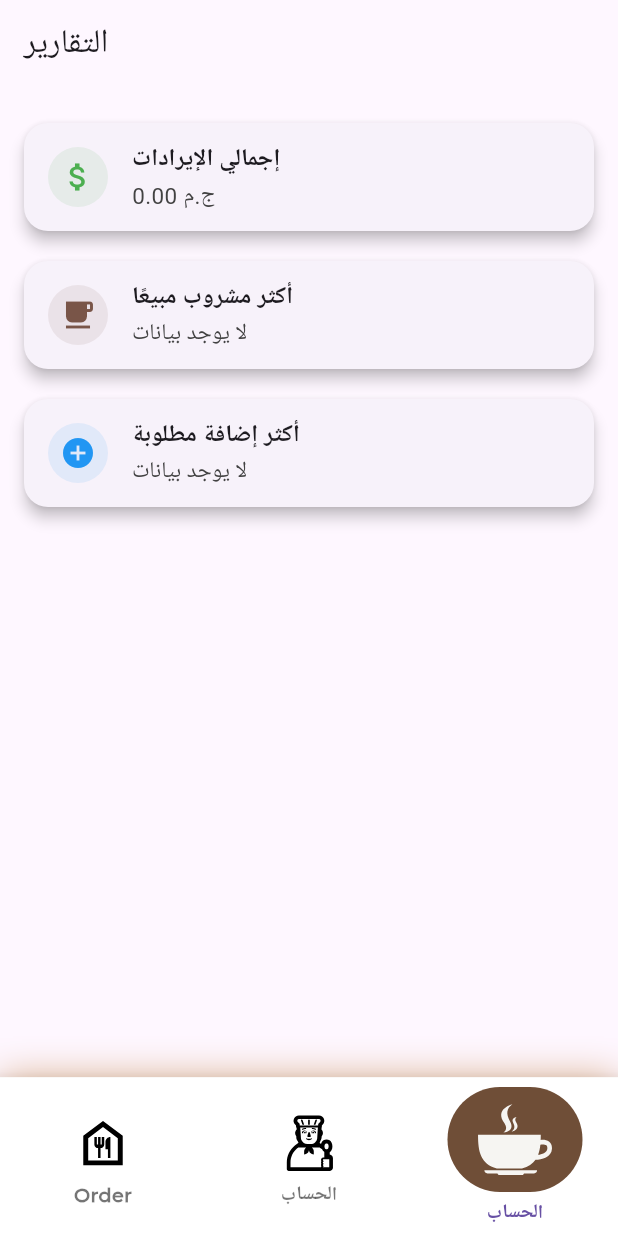
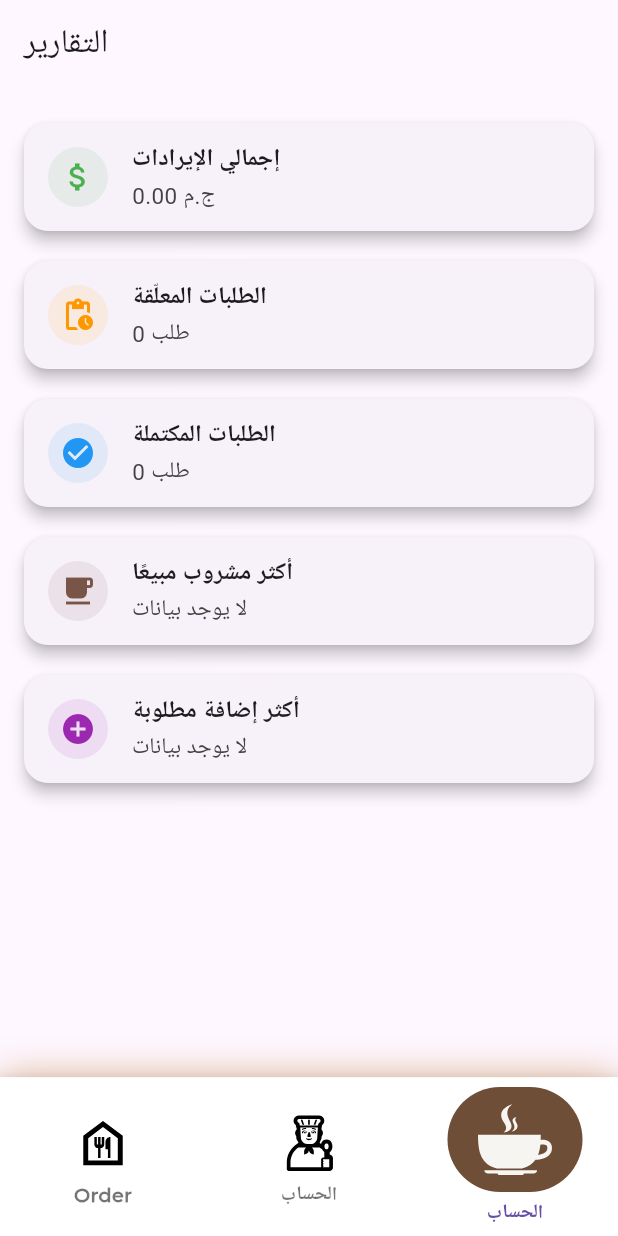
Before and after one commit to Elgammal1299/smart_ahwa_manager, a Flutter app: the screen it shows after launch, item 3 of the bottom bar chosen, on a phone screen of 412 x 824 dp. Run offline on Flutter 3.47's test engine with Material 3 defaults, Android fonts, the phone set to English and light mode, and no system bars; our stand-ins replace flutter_bloc, flutter_svg; project files that could hold a hidden picture were left out.

Commit message:
feat: Refactor ReportsScreen to improve report data handling and remove unused ReportsCubit

```diff
--- a/lib/feature/home/report_screen.dart
+++ b/lib/feature/home/report_screen.dart
@@ -7,12 +7,14 @@ class ReportsScreen extends StatelessWidget {
 
   @override
   Widget build(BuildContext context) {
-    final reports = context.read<OrderCubit>().getReports();
+    final cubit = context.read<OrderCubit>();
+    final reports = cubit.getReports();
+
+    final pendingCount = cubit.pendingOrders.length;
+    final completedCount = cubit.completedOrders.length;
 
     return Scaffold(
-      appBar: AppBar(
-        title: const Text("التقارير"),
-      ),
+      appBar: AppBar(title: const Text("التقارير")),
       body: Padding(
         padding: const EdgeInsets.all(16),
         child: ListView(
@@ -22,6 +24,18 @@ class ReportsScreen extends StatelessWidget {
               value: "${reports["totalRevenue"]?.toStringAsFixed(2)} ج.م",
               color: Colors.green,
               icon: Icons.attach_money,
+            ),
+            _buildReportCard(
+              title: "الطلبات المعلّقة",
+              value: "$pendingCount طلب",
+              color: Colors.orange,
+              icon: Icons.pending_actions,
+            ),
+            _buildReportCard(
+              title: "الطلبات المكتملة",
+              value: "$completedCount طلب",
+              color: Colors.blue,
+              icon: Icons.check_circle,
             ),
             _buildReportCard(
               title: "أكثر مشروب مبيعًا",
@@ -36,7 +50,7 @@ class ReportsScreen extends StatelessWidget {
               value: reports["topAddition"] != null
                   ? "${reports["topAddition"]} (${reports["topAdditionCount"]})"
                   : "لا يوجد بيانات",
-              color: Colors.blue,
+              color: Colors.purple,
               icon: Icons.add_circle,
             ),
           ],
@@ -66,10 +80,7 @@ class ReportsScreen extends StatelessWidget {
         ),
         subtitle: Text(
           value,
-          style: TextStyle(
-            fontSize: 15,
-            color: Colors.grey.shade800,
-          ),
+          style: TextStyle(fontSize: 15, color: Colors.grey.shade800),
         ),
       ),
     );
--- a/lib/feature/home/view_model/reports_cubit/reports_state.dart
+++ /dev/null
@@ -1,6 +0,0 @@
-part of 'reports_cubit.dart';
-
-@immutable
-sealed class ReportsState {}
-
-final class ReportsInitial extends ReportsState {}
```
Also changed, not shown: lib/feature/home/view_model/reports_cubit/reports_cubit.dart (deleted, +0 -9 lines).
